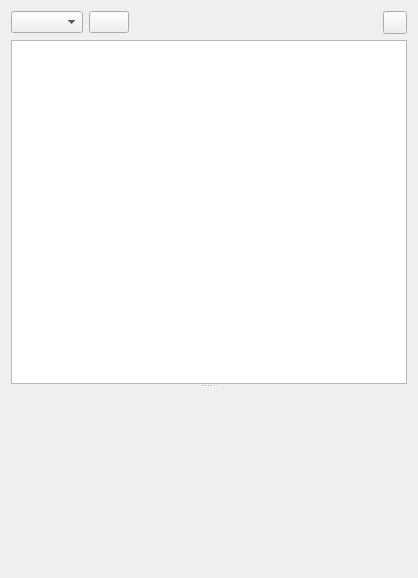
This is src/image_overlay.ui in ros-sports/rqt_image_overlay as Qt 5 draws it before an edit. The edited form follows.
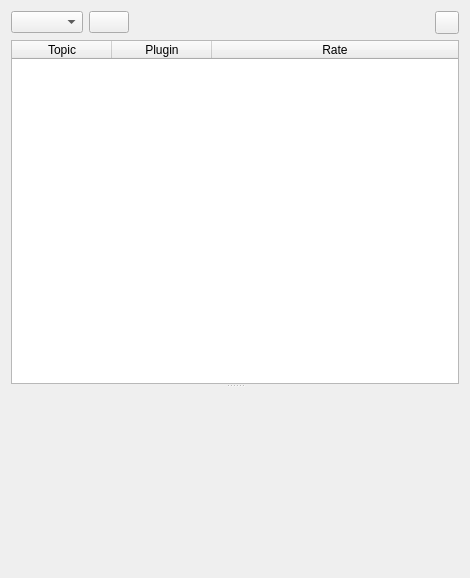
This is the edited form. Icons and pictures are not drawn. Custom widgets are drawn as their Qt base class.

Commit message: cange qlist to qtablewidget

Patch:
```diff
--- a/src/image_overlay.ui
+++ b/src/image_overlay.ui
@@ -6,7 +6,7 @@
    <rect>
     <x>0</x>
     <y>0</y>
-    <width>418</width>
+    <width>470</width>
     <height>578</height>
    </rect>
   </property>
@@ -65,7 +65,38 @@
      <property name="orientation">
       <enum>Qt::Vertical</enum>
      </property>
-     <widget class="QListWidget" name="plugin_topic_list"/>
+     <widget class="QTableWidget" name="plugin_topic_table">
+      <property name="dragEnabled">
+       <bool>false</bool>
+      </property>
+      <property name="dragDropMode">
+       <enum>QAbstractItemView::NoDragDrop</enum>
+      </property>
+      <attribute name="horizontalHeaderStretchLastSection">
+       <bool>true</bool>
+      </attribute>
+      <attribute name="verticalHeaderVisible">
+       <bool>false</bool>
+      </attribute>
+      <attribute name="verticalHeaderDefaultSectionSize">
+       <number>24</number>
+      </attribute>
+      <column>
+       <property name="text">
+        <string>Topic</string>
+       </property>
+      </column>
+      <column>
+       <property name="text">
+        <string>Plugin</string>
+       </property>
+      </column>
+      <column>
+       <property name="text">
+        <string>Rate</string>
+       </property>
+      </column>
+     </widget>
      <widget class="RatioLayoutedFrame" name="image_frame">
       <property name="sizePolicy">
        <sizepolicy hsizetype="Expanding" vsizetype="Expanding">
```
The commit also changes 1 other file.
